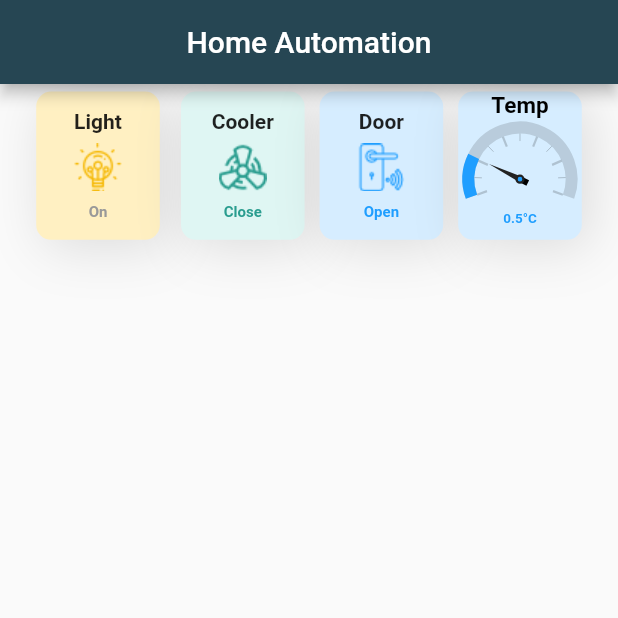
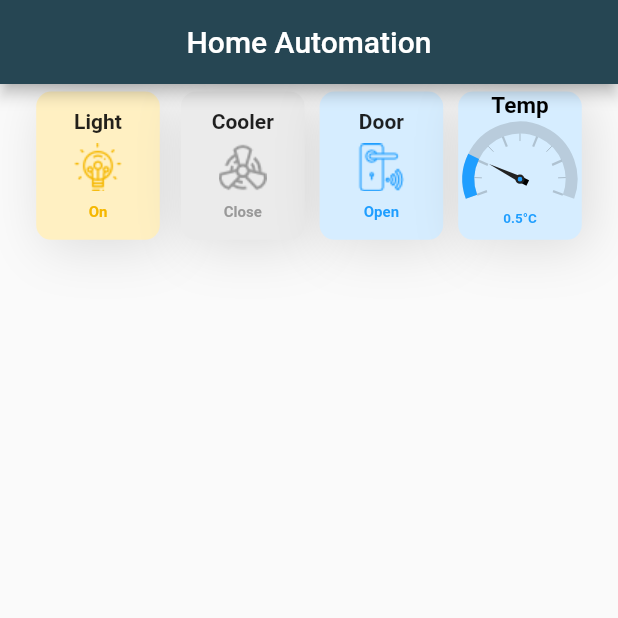
Before and after one commit to oguzkaba/iot_flutter_project, a Flutter app: the screen it shows after launch, after a tap on "Light", on a phone screen of 412 x 824 dp, the top half of it. Run offline on Flutter 3.47's test engine with Material 2 defaults, Android fonts, the light colour scheme and no system bars; drawn by our look-alikes of syncfusion_flutter_gauges; our stand-ins replace cloud_firestore, firebase_core, get; accounts and stored records are empty.

Commit message:
commit-9

```diff
--- a/lib/controller/dataController.dart
+++ b/lib/controller/dataController.dart
@@ -13,9 +13,21 @@ class DataController extends GetxController {
     switch (type) {
       case "light":
         if (lightValue.value)
+          return [GlobalVal.box_disabled, GlobalVal.disabled];
+        else
           return [GlobalVal.box_yellow, GlobalVal.yellow];
+        break;
+      case "cooler":
+        if (coolerValue.value)
+          return [GlobalVal.box_disabled, GlobalVal.disabled];
         else
+          return [GlobalVal.box_green, GlobalVal.green];
+        break;
+      case "door":
+        if (doorValue.value)
           return [GlobalVal.box_disabled, GlobalVal.disabled];
+        else
+          return [GlobalVal.box_blue, GlobalVal.blue];
         break;
       default:
     }
--- a/lib/main.dart
+++ b/lib/main.dart
@@ -90,12 +90,8 @@ class _HomeScreenState extends State<HomeScreen> {
                       title: "Light",
                       size: size,
                       icon: GlobalVal.light,
-                      color: dc.lightValue.value
-                          ? GlobalVal.disabled
-                          : GlobalVal.yellow,
-                      boxColor: dc.lightValue.value
-                          ? GlobalVal.box_disabled
-                          : GlobalVal.box_yellow,
+                      color: dc.changeView("light").last,
+                      boxColor: dc.changeView("light").first,
                       text: dc.lightValue.value ? "Off" : "On",
                       textColor: dc.changeView("light").last,
                     ),
@@ -106,20 +102,20 @@ class _HomeScreenState extends State<HomeScreen> {
                       title: "Cooler",
                       size: size,
                       icon: GlobalVal.cooler,
-                      color: GlobalVal.green,
-                      boxColor: GlobalVal.box_green,
+                      color:dc.changeView("cooler").last,
+                      boxColor: dc.changeView("cooler").first,
                       text: dc.coolerValue.value ? "Close" : "Open",
-                      textColor: GlobalVal.green,
+                      textColor: dc.changeView("cooler").last,
                     ),
                     ButtonWidget(
                       tapFunc: () => dc.doorValue.value = !dc.doorValue.value,
                       title: "Door",
                       size: size,
                       icon: GlobalVal.door,
-                      color: GlobalVal.blue,
-                      boxColor: GlobalVal.box_blue,
+                      color: dc.changeView("door").last,
+                      boxColor: dc.changeView("door").first,
                       text: dc.doorValue.value ? "Close" : "Open",
-                      textColor: GlobalVal.blue,
+                      textColor: dc.changeView("door").last,
                     ),
                     GaugeWidget(size: size, value: dc.tempValue.value),
                   ],
--- a/lib/widgets/gauge.dart
+++ b/lib/widgets/gauge.dart
@@ -66,7 +66,7 @@ class GaugeWidget extends StatelessWidget {
                 NeedlePointer(
                     value: value ?? 20,
                     enableAnimation: true,
-                    animationDuration: 3000,
+                    animationDuration: 500,
                     needleStartWidth: 0,
                     needleEndWidth: 2,
                     needleColor: Color(0xff222222),
@@ -85,7 +85,7 @@ class GaugeWidget extends StatelessWidget {
                     value: value ?? 20,
                     width: 8,
                     enableAnimation: true,
-                    animationDuration: 3000,
+                    animationDuration: 500,
                     color: value > 25
                         ? GlobalVal.red
                         : value > 15
```
